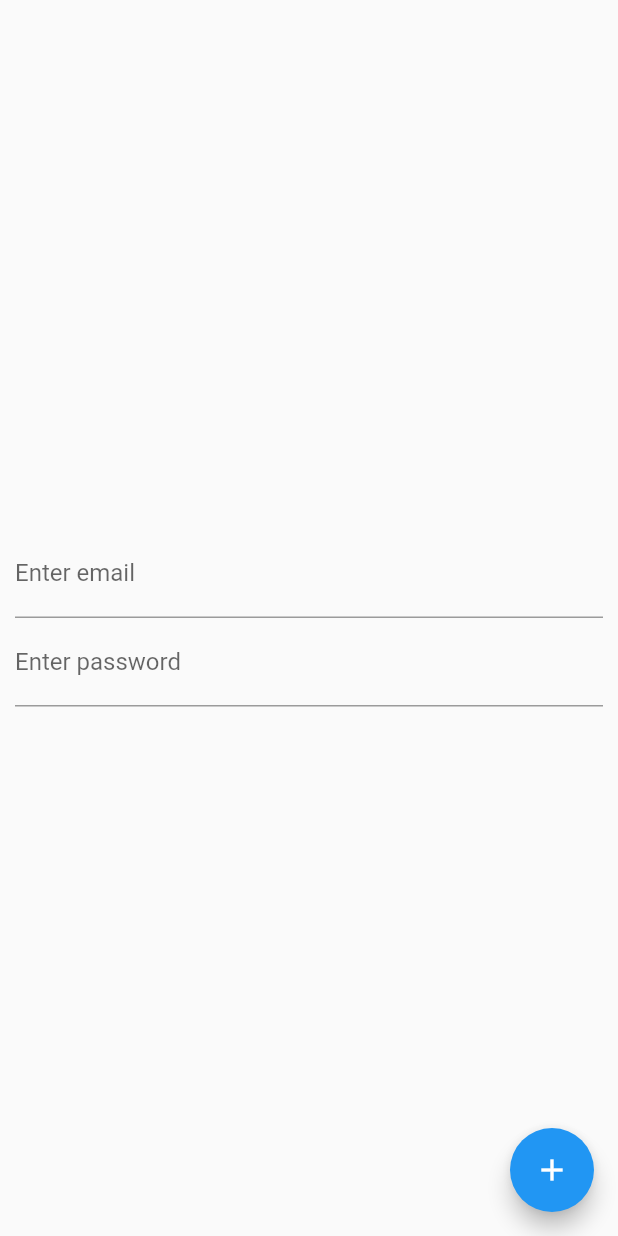
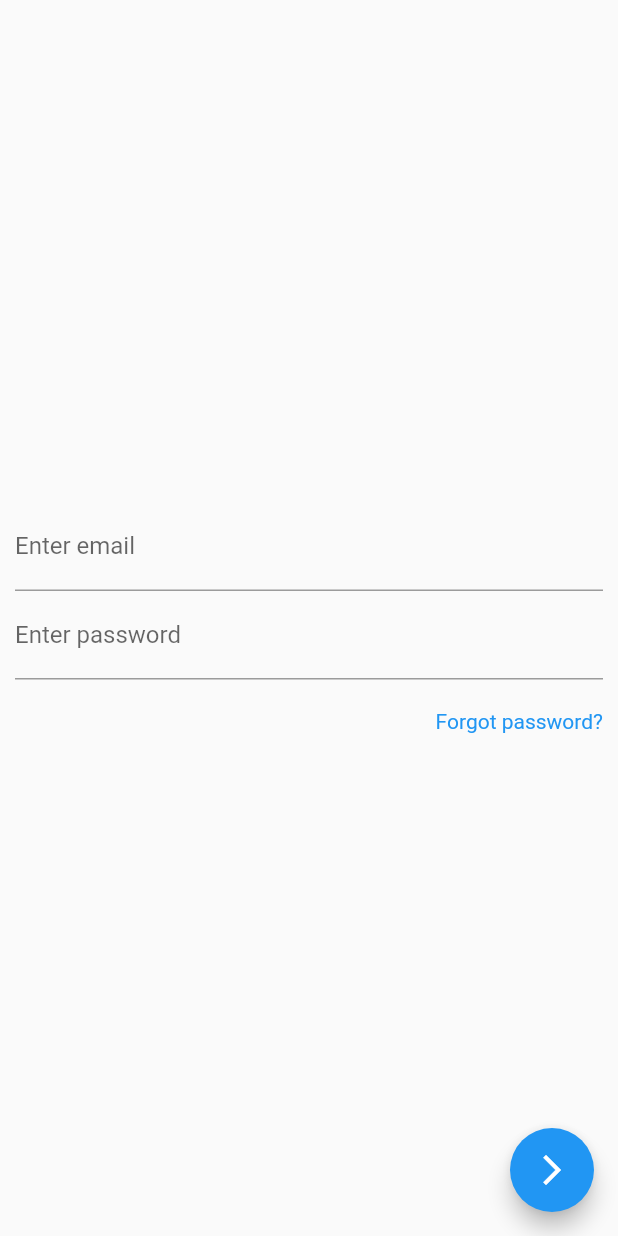
Before and after one commit to sreejagath/cruzze_solutions, a Flutter app: the screen it shows after launch, on a phone screen of 412 x 824 dp. Run offline on Flutter 3.47's test engine with Material 2 defaults, Android fonts, the phone set to English and light mode, and no system bars; our stand-ins replace get, toast.

Commit message:
UI completed

```diff
--- a/lib/constants/url.dart
+++ b/lib/constants/url.dart
@@ -2,3 +2,4 @@ String baseUrl = 'http://ticketapi.cruzzesolutions.us';
 String loginUrl = '$baseUrl/auth/login';
 String ticketsUrl = '$baseUrl/ticket/get_Tickets_List';
 var str_Domain = 'http://cruzzeind.cruzzesolutions.us';
+String forgotPasswordUrl = '$baseUrl/user/forgotPassword';
--- a/lib/main.dart
+++ b/lib/main.dart
@@ -1,6 +1,7 @@
 import 'package:cruzze_solutions/view/login.dart';
 import 'package:flutter/material.dart';
 import 'package:get/get.dart';
+import 'package:toast/toast.dart';
 
 void main() {
   runApp(const MyApp());
@@ -11,6 +12,7 @@ class MyApp extends StatelessWidget {
 
   @override
   Widget build(BuildContext context) {
+  ToastContext().init(context);
     return GetMaterialApp(
       title: 'Flutter Demo',
       theme: ThemeData(
--- a/lib/view/login.dart
+++ b/lib/view/login.dart
@@ -2,6 +2,7 @@ import 'dart:convert';
 
 import 'package:cruzze_solutions/controller/login_controller.dart';
 import 'package:cruzze_solutions/controller/ticket_controller.dart';
+import 'package:cruzze_solutions/view/forgotpass.dart';
 import 'package:cruzze_solutions/view/home.dart';
 import 'package:flutter/material.dart';
 import 'package:get/get.dart';
@@ -40,6 +41,18 @@ class _LoginPageState extends State<LoginPage> {
                   labelText: 'Enter password',
                 ),
               ),
+              const SizedBox(
+                height: 20,
+              ),
+              Row(
+                mainAxisAlignment: MainAxisAlignment.end,
+                children: [
+                GestureDetector(
+                  onTap: (){
+                    Get.to(()=> const ForgotPassword());
+                  },
+                  child: const Text('Forgot password?', style: const TextStyle(color: Colors.blue))),
+              ],)
             ],
           ),
         ),
@@ -63,7 +76,7 @@ class _LoginPageState extends State<LoginPage> {
               });
         },
         tooltip: 'Increment',
-        child: const Icon(Icons.add),
+        child: const Icon(Icons.arrow_forward_ios),
       ),
     );
   }
--- a/pubspec.yaml
+++ b/pubspec.yaml
@@ -36,6 +36,7 @@ dependencies:
   cupertino_icons: ^1.0.2
   get: ^4.6.5
   http: ^0.13.5
+  toast: ^0.3.0
 
 dev_dependencies:
   flutter_test:
```
Also changed, not shown: lib/controller/login_controller.dart (+17 -0 lines), lib/model/forgotpassword.dart (added, +30 -0 lines), lib/view/forgotpass.dart (added, +66 -0 lines), pubspec.lock.
